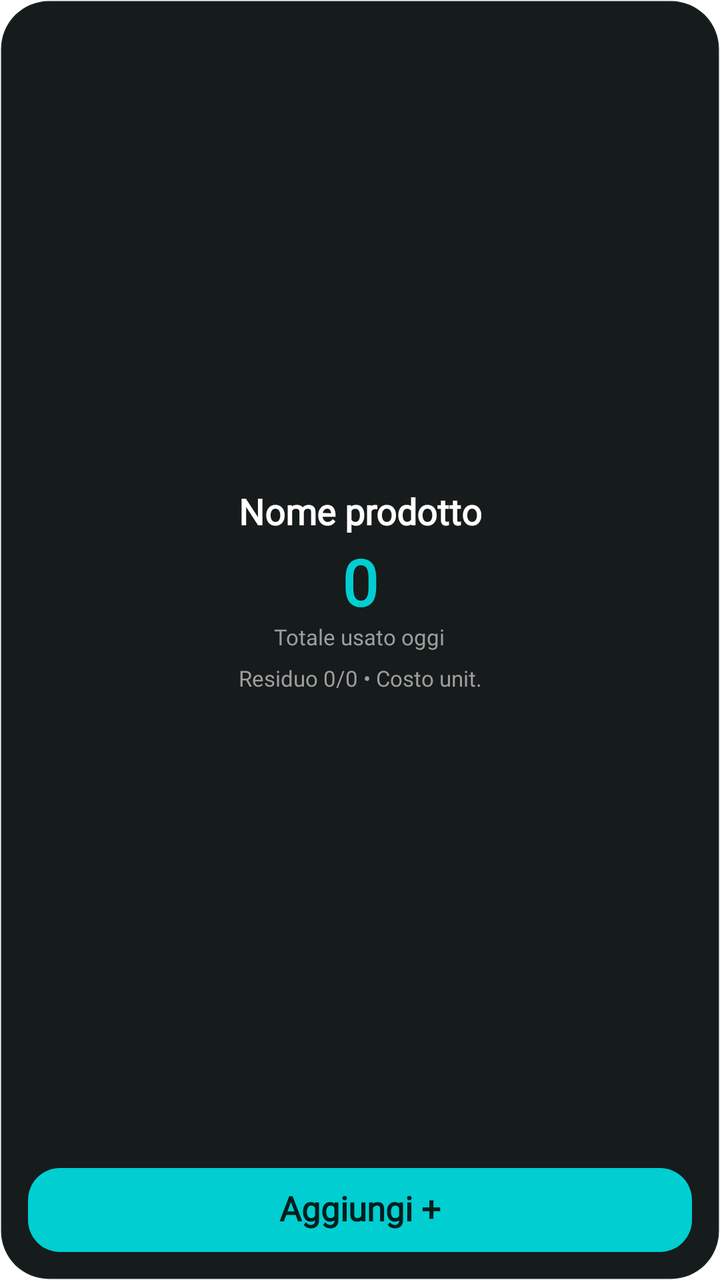
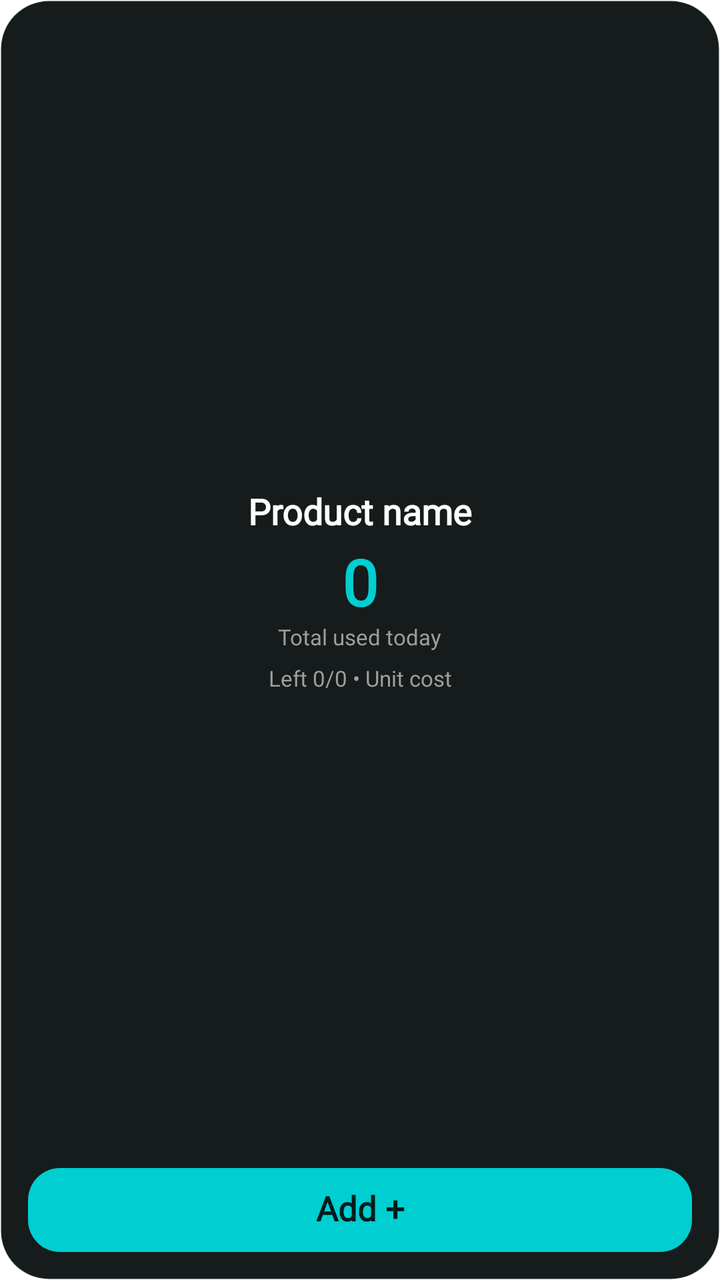

Two renders of the same Android screen: before a commit and after it. Below are the layout's source before the change and the commit's diff.
<!-- AndroidManifest.xml: fallback theme Theme.MaterialComponents.DayNight.NoActionBar -->
<!-- res/layout/tracking_widget_medium.xml -->
<?xml version="1.0" encoding="utf-8"?>
<LinearLayout xmlns:android="http://schemas.android.com/apk/res/android"
    android:id="@+id/widget_root"
    android:layout_width="match_parent"
    android:layout_height="match_parent"
    android:background="@drawable/widget_background"
    android:orientation="vertical"
    android:padding="14dp">

    <LinearLayout
        android:layout_width="match_parent"
        android:layout_height="0dp"
        android:layout_weight="1"
        android:gravity="center"
        android:orientation="vertical">

        <TextView
            android:fontFamily="@font/dm_sans"
            android:id="@+id/widget_product_name"
            android:layout_width="match_parent"
            android:layout_height="wrap_content"
            android:autoSizeMaxTextSize="20sp"
            android:autoSizeMinTextSize="12sp"
            android:autoSizeTextType="uniform"
            android:ellipsize="end"
            android:gravity="center"
            android:maxLines="1"
            android:text="Nome prodotto"
            android:textColor="@color/widget_text_primary"
            android:textSize="18sp"
            android:textStyle="bold" />

        <TextView
            android:fontFamily="@font/dm_sans"
            android:id="@+id/widget_count"
            android:layout_width="wrap_content"
            android:layout_height="wrap_content"
            android:autoSizeMaxTextSize="38sp"
            android:autoSizeMinTextSize="18sp"
            android:autoSizeTextType="uniform"
            android:layout_marginTop="6dp"
            android:includeFontPadding="false"
            android:text="0"
            android:textColor="@color/widget_count"
            android:textSize="32sp"
            android:textStyle="bold" />

        <TextView
            android:fontFamily="@font/dm_sans"
            android:id="@+id/widget_count_label"
            android:layout_width="wrap_content"
            android:layout_height="wrap_content"
            android:autoSizeMaxTextSize="11sp"
            android:autoSizeMinTextSize="9sp"
            android:autoSizeTextType="uniform"
            android:text="Totale usato oggi"
            android:textColor="@color/widget_text_muted"
            android:textSize="11sp" />

        <TextView
            android:fontFamily="@font/dm_sans"
            android:id="@+id/widget_hint"
            android:layout_width="match_parent"
            android:layout_height="wrap_content"
            android:layout_marginTop="6dp"
            android:ellipsize="end"
            android:gravity="center"
            android:maxLines="1"
            android:text="Residuo 0/0 &#8226; Costo unit."
            android:textColor="@color/widget_text_muted"
            android:textSize="11sp" />
    </LinearLayout>

    <TextView
        android:fontFamily="@font/dm_sans"
        android:id="@+id/widget_increment"
        android:layout_width="match_parent"
        android:layout_height="42dp"
        android:layout_marginTop="8dp"
        android:autoSizeMaxTextSize="17sp"
        android:autoSizeMinTextSize="11sp"
        android:autoSizeTextType="uniform"
        android:background="@drawable/widget_button_background"
        android:gravity="center"
        android:includeFontPadding="false"
        android:maxLines="1"
        android:text="Aggiungi +"
        android:textColor="@color/widget_on_action"
        android:textSize="16sp"
        android:textStyle="bold" />

    <TextView
        android:fontFamily="@font/dm_sans"
        android:id="@+id/widget_cost_today_value"
        android:layout_width="0dp"
        android:layout_height="0dp"
        android:visibility="gone" />

    <TextView
        android:fontFamily="@font/dm_sans"
        android:id="@+id/widget_minutes_today_value"
        android:layout_width="0dp"
        android:layout_height="0dp"
        android:visibility="gone" />

    <TextView
        android:fontFamily="@font/dm_sans"
        android:id="@+id/widget_total_cost_value"
        android:layout_width="0dp"
        android:layout_height="0dp"
        android:visibility="gone" />
</LinearLayout>
<!-- resources referenced by this layout -->
<resources>
  <color name="widget_count">#FF00CED1</color>
  <color name="widget_on_action">#DD000000</color>
  <color name="widget_text_muted">#FF9E9E9E</color>
  <color name="widget_text_primary">#FFFFFFFF</color>
  <!-- drawable widget_background (drawable) -->
  <?xml version="1.0" encoding="utf-8"?>
  <shape xmlns:android="http://schemas.android.com/apk/res/android" android:shape="rectangle">
      <solid android:color="@color/widget_surface" />
      <corners android:radius="24dp" />
      <stroke android:width="1dp" android:color="@color/widget_border" />
  </shape>
  <!-- drawable widget_button_background (drawable) -->
  <?xml version="1.0" encoding="utf-8"?>
  <shape xmlns:android="http://schemas.android.com/apk/res/android" android:shape="rectangle">
      <solid android:color="@color/widget_action" />
      <corners android:radius="16dp" />
  </shape>
  <color name="widget_surface">#FF161B1B</color>
  <color name="widget_border">#0DFFFFFF</color>
  <color name="widget_action">#FF00CED1</color>
</resources>

<!-- the commit's change to res/layout/tracking_widget_medium.xml (unified diff, before → after) -->
@@ -25,7 +25,7 @@
             android:ellipsize="end"
             android:gravity="center"
             android:maxLines="1"
-            android:text="Nome prodotto"
+            android:text="@string/widget_product_name_placeholder"
             android:textColor="@color/widget_text_primary"
             android:textSize="18sp"
             android:textStyle="bold" />
@@ -53,7 +53,7 @@
             android:autoSizeMaxTextSize="11sp"
             android:autoSizeMinTextSize="9sp"
             android:autoSizeTextType="uniform"
-            android:text="Totale usato oggi"
+            android:text="@string/widget_total_today"
             android:textColor="@color/widget_text_muted"
             android:textSize="11sp" />
 
@@ -66,7 +66,7 @@
             android:ellipsize="end"
             android:gravity="center"
             android:maxLines="1"
-            android:text="Residuo 0/0 &#8226; Costo unit."
+            android:text="@string/widget_hint_placeholder"
             android:textColor="@color/widget_text_muted"
             android:textSize="11sp" />
     </LinearLayout>
@@ -84,7 +84,7 @@
         android:gravity="center"
         android:includeFontPadding="false"
         android:maxLines="1"
-        android:text="Aggiungi +"
+        android:text="@string/widget_add"
         android:textColor="@color/widget_on_action"
         android:textSize="16sp"
         android:textStyle="bold" />
<!-- resource entries referenced after the edit -->
@@ -17,6 +17,10 @@
       <solid android:color="@color/widget_action" />
       <corners android:radius="16dp" />
   </shape>
+  <string name="widget_add">Add +</string>
+  <string name="widget_hint_placeholder">Left 0/0 • Unit cost</string>
+  <string name="widget_product_name_placeholder">Product name</string>
+  <string name="widget_total_today">Total used today</string>
   <color name="widget_surface">#FF161B1B</color>
   <color name="widget_border">#0DFFFFFF</color>
   <color name="widget_action">#FF00CED1</color>
